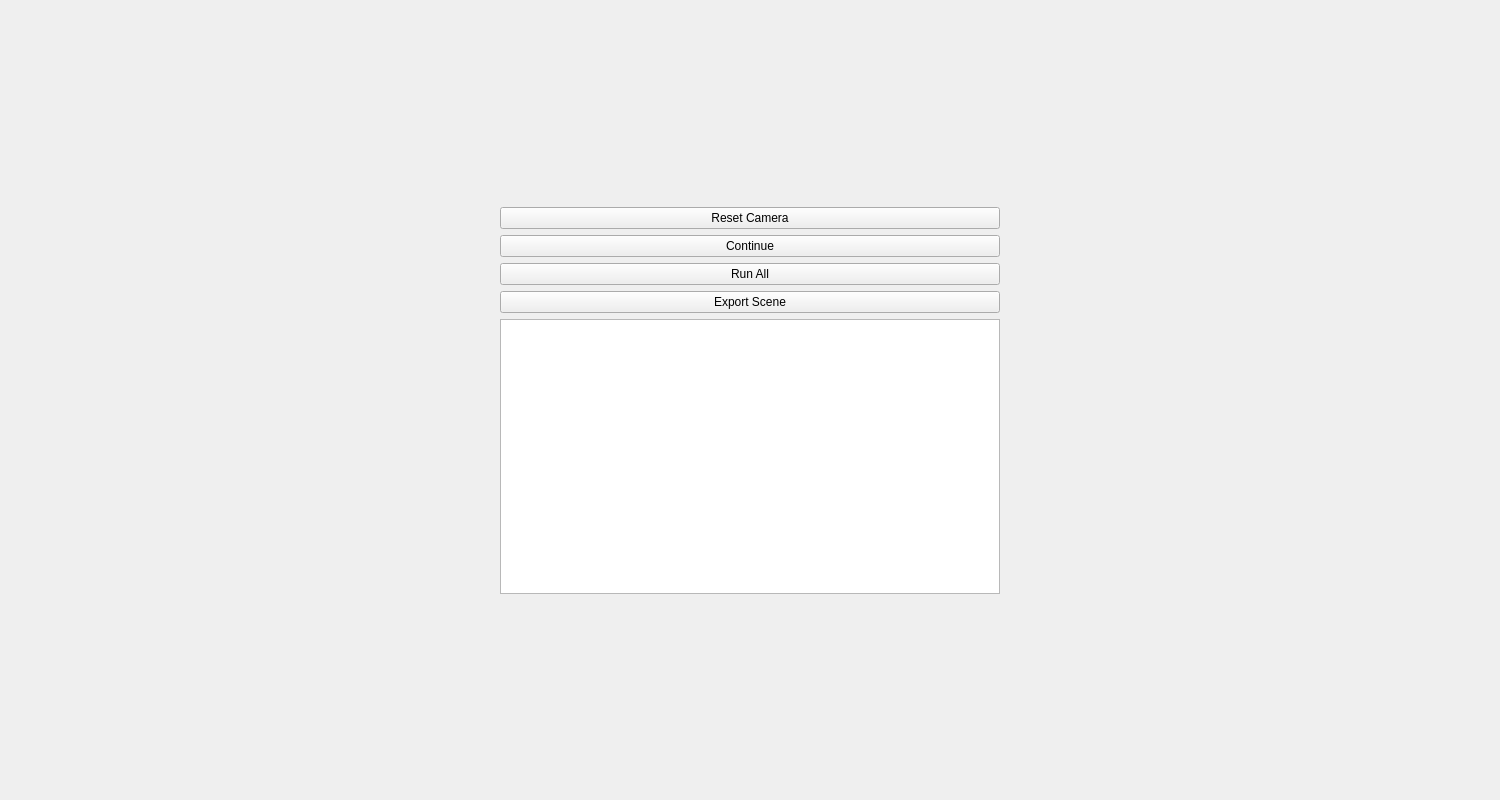
DrJPepper/primitives-visualizer, file window.ui: the form before one commit.
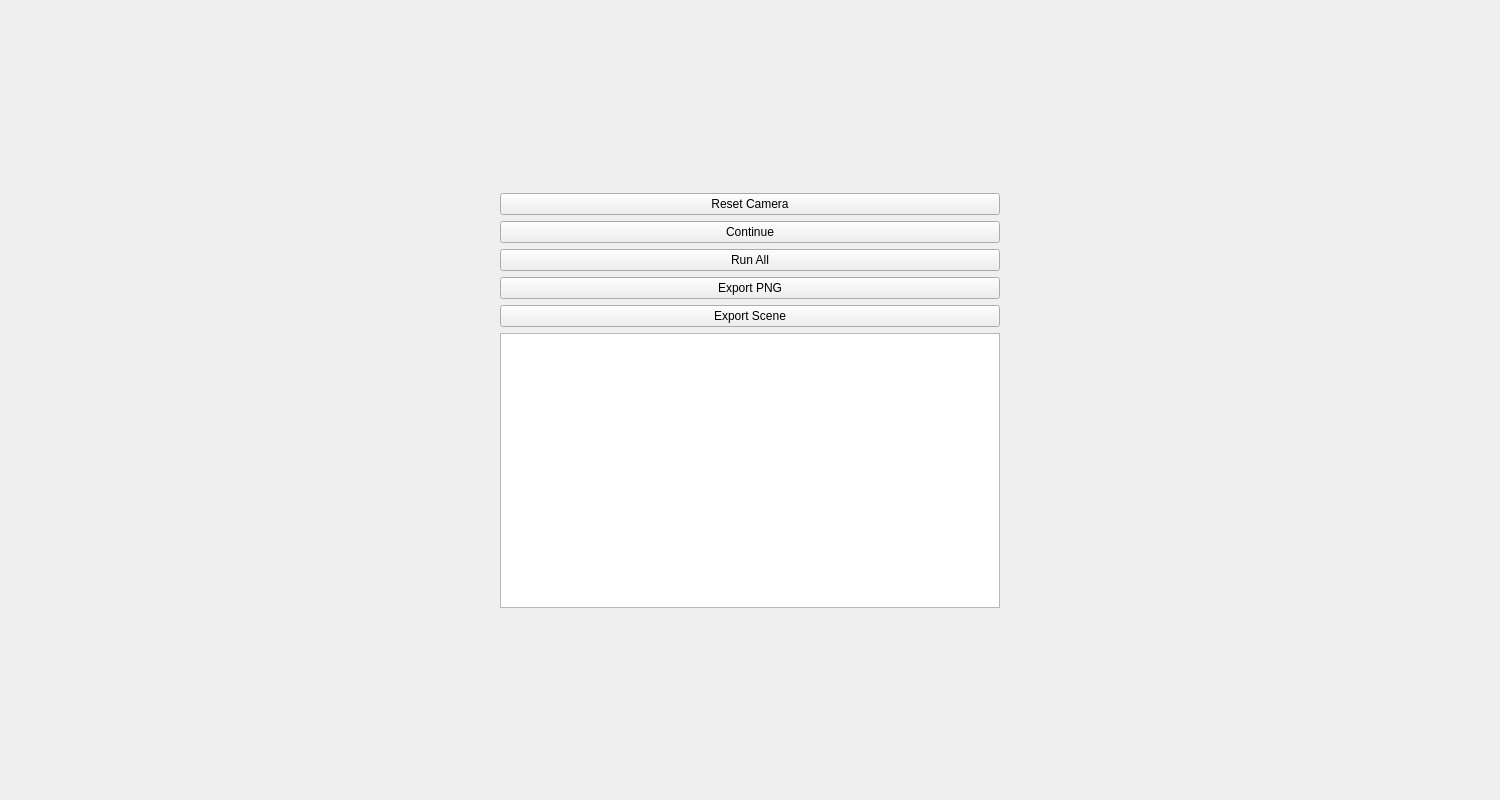
The form after the commit.

Commit message: Added button to save scene to PNG

Patch:
```diff
--- a/window.ui
+++ b/window.ui
@@ -119,6 +119,31 @@
           </property>
          </widget>
         </item>
+        <item>
+         <widget class="QPushButton" name="pngButton">
+          <property name="sizePolicy">
+           <sizepolicy hsizetype="MinimumExpanding" vsizetype="Preferred">
+            <horstretch>0</horstretch>
+            <verstretch>0</verstretch>
+           </sizepolicy>
+          </property>
+          <property name="minimumSize">
+           <size>
+            <width>300</width>
+            <height>0</height>
+           </size>
+          </property>
+          <property name="maximumSize">
+           <size>
+            <width>500</width>
+            <height>16777215</height>
+           </size>
+          </property>
+          <property name="text">
+           <string>Export PNG</string>
+          </property>
+         </widget>
+        </item>
         <item>
          <widget class="QPushButton" name="exportButton">
           <property name="sizePolicy">
```
The commit also changes 2 other files.
